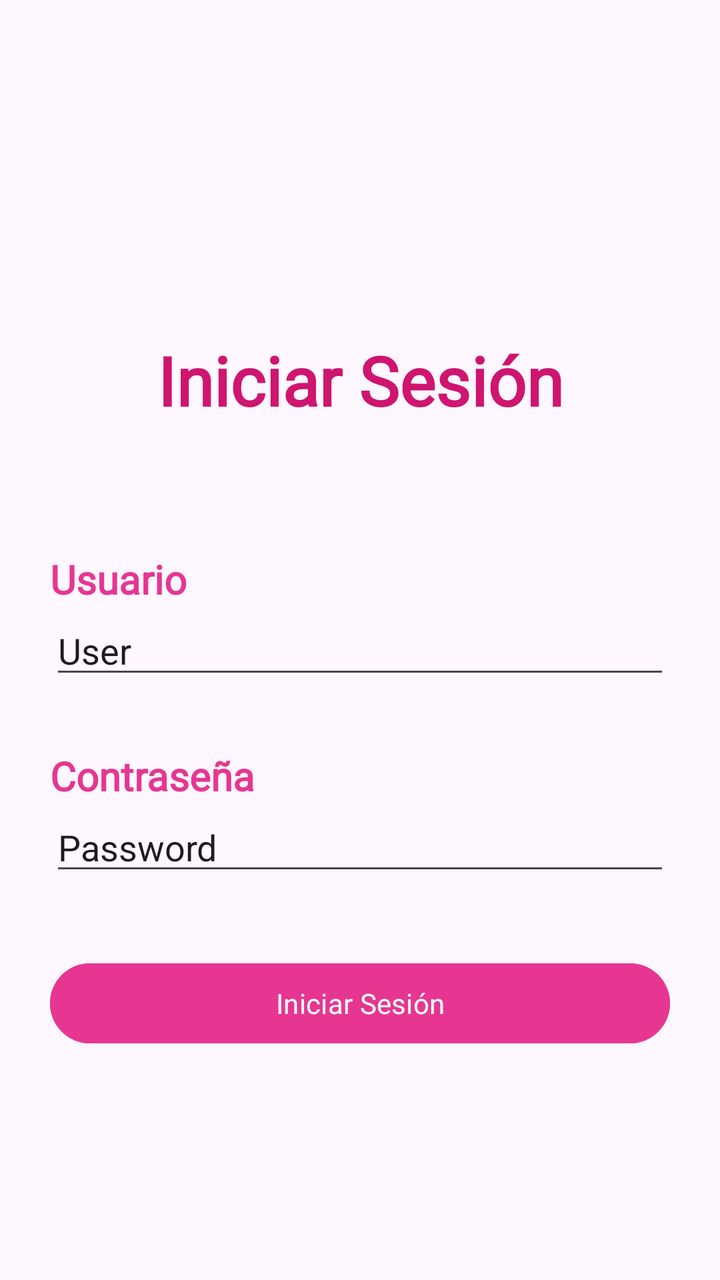
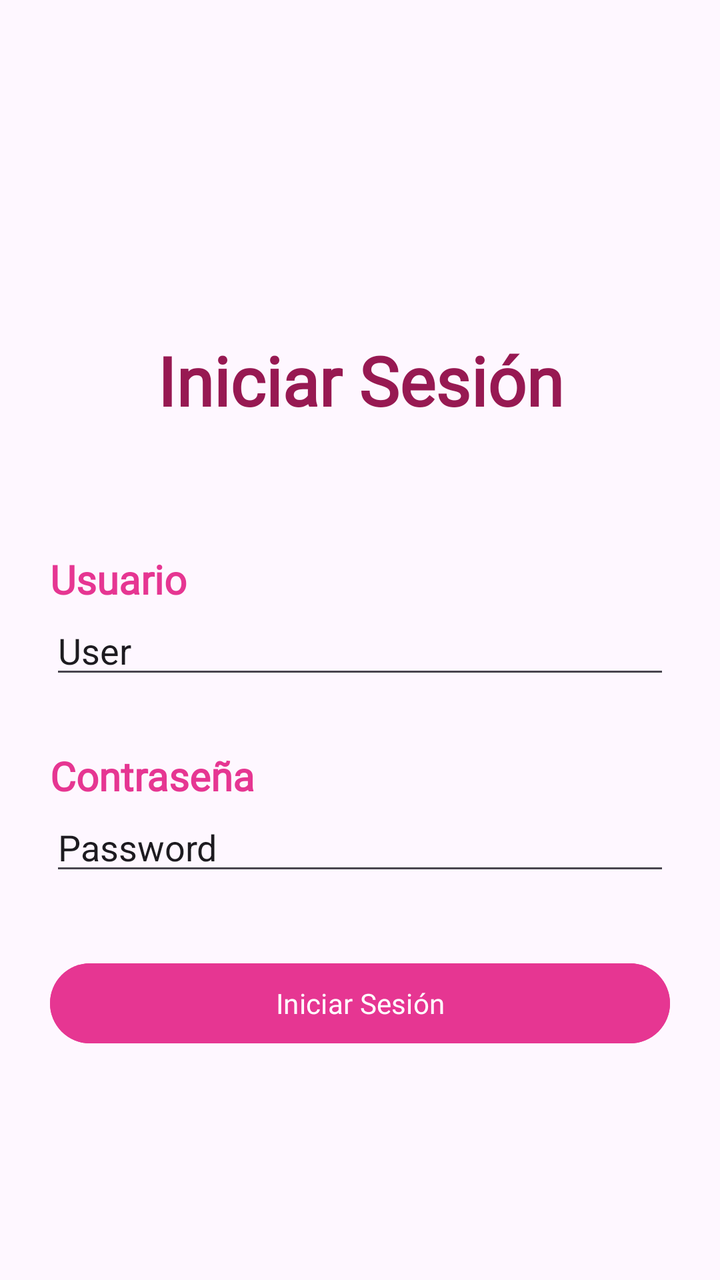

Two renders of the same Android screen: before a commit and after it. Below are the layout's source before the change and the commit's diff.
<!-- AndroidManifest.xml: application theme Theme.POO4_2P_BOZZA_REYES -->
<!-- res/layout/activity_login.xml -->
<?xml version="1.0" encoding="utf-8"?>
<androidx.constraintlayout.widget.ConstraintLayout xmlns:android="http://schemas.android.com/apk/res/android"
    xmlns:app="http://schemas.android.com/apk/res-auto"
    xmlns:tools="http://schemas.android.com/tools"
    android:id="@+id/main"
    android:layout_width="match_parent"
    android:layout_height="match_parent"
    tools:context=".LoginActivity">

    <LinearLayout
        android:id="@+id/linearLayout"
        android:layout_width="0dp"
        android:layout_height="0dp"
        android:orientation="vertical"
        android:padding="25dp"
        android:paddingStart="25dp"
        android:paddingLeft="25dp"
        android:paddingTop="25dp"
        android:paddingEnd="25dp"
        android:paddingRight="25dp"
        android:paddingBottom="25dp"
        app:layout_constraintBottom_toBottomOf="parent"
        app:layout_constraintEnd_toEndOf="parent"
        app:layout_constraintStart_toStartOf="parent"
        app:layout_constraintTop_toTopOf="parent">

        <Space
            android:layout_width="match_parent"
            android:layout_height="133dp" />

        <TextView
            android:id="@+id/textView"
            android:layout_width="match_parent"
            android:layout_height="64dp"
            android:fontFamily="@font/balsamiq_sans_bold"
            android:gravity="center"
            android:text="Iniciar Sesión"
            android:textColor="#CE156F"
            android:textColorLink="#E63692"
            android:textSize="34sp"
            android:textStyle="bold"
            android:typeface="sans" />

        <Space
            android:layout_width="match_parent"
            android:layout_height="54dp" />

        <TextView
            android:id="@+id/textView2"
            android:layout_width="match_parent"
            android:layout_height="wrap_content"
            android:fontFamily="@font/balsamiq_sans_bold"
            android:text="Usuario"
            android:textColor="#E63692"
            android:textSize="20sp"
            android:textStyle="bold" />

        <EditText
            android:id="@+id/editTextUser"
            android:layout_width="match_parent"
            android:layout_height="wrap_content"
            android:ems="10"
            android:inputType="text"
            android:text="User" />

        <Space
            android:layout_width="match_parent"
            android:layout_height="30dp" />

        <TextView
            android:id="@+id/textView3"
            android:layout_width="match_parent"
            android:layout_height="wrap_content"
            android:fontFamily="@font/balsamiq_sans_bold"
            android:text="Contraseña"
            android:textColor="#E63692"
            android:textSize="20sp"
            android:textStyle="bold" />

        <EditText
            android:id="@+id/editTextPassword"
            android:layout_width="match_parent"
            android:layout_height="wrap_content"
            android:ems="10"
            android:inputType="text"
            android:text="Password" />

        <Space
            android:layout_width="match_parent"
            android:layout_height="35dp" />

        <Button
            android:id="@+id/btnLogin"
            android:layout_width="match_parent"
            android:layout_height="wrap_content"
            android:backgroundTint="#E63692"
            android:fontFamily="@font/balsamiq_sans_bold"
            android:text="Iniciar Sesión"
            android:textColorLink="@color/black" />
    </LinearLayout>
</androidx.constraintlayout.widget.ConstraintLayout>
<!-- resources referenced by this layout -->
<resources>
  <color name="black">#FF000000</color>
  <style name="Theme.POO4_2P_BOZZA_REYES" parent="Base.Theme.POO4_2P_BOZZA_REYES" />
  <style name="Base.Theme.POO4_2P_BOZZA_REYES" parent="Theme.Material3.DayNight.NoActionBar">
          
          
      </style>
</resources>

<!-- the commit's change to res/layout/activity_login.xml (unified diff, before → after) -->
@@ -35,7 +35,7 @@
             android:fontFamily="@font/balsamiq_sans_bold"
             android:gravity="center"
             android:text="Iniciar Sesión"
-            android:textColor="#CE156F"
+            android:textColor="#971952"
             android:textColorLink="#E63692"
             android:textSize="34sp"
             android:textStyle="bold"
